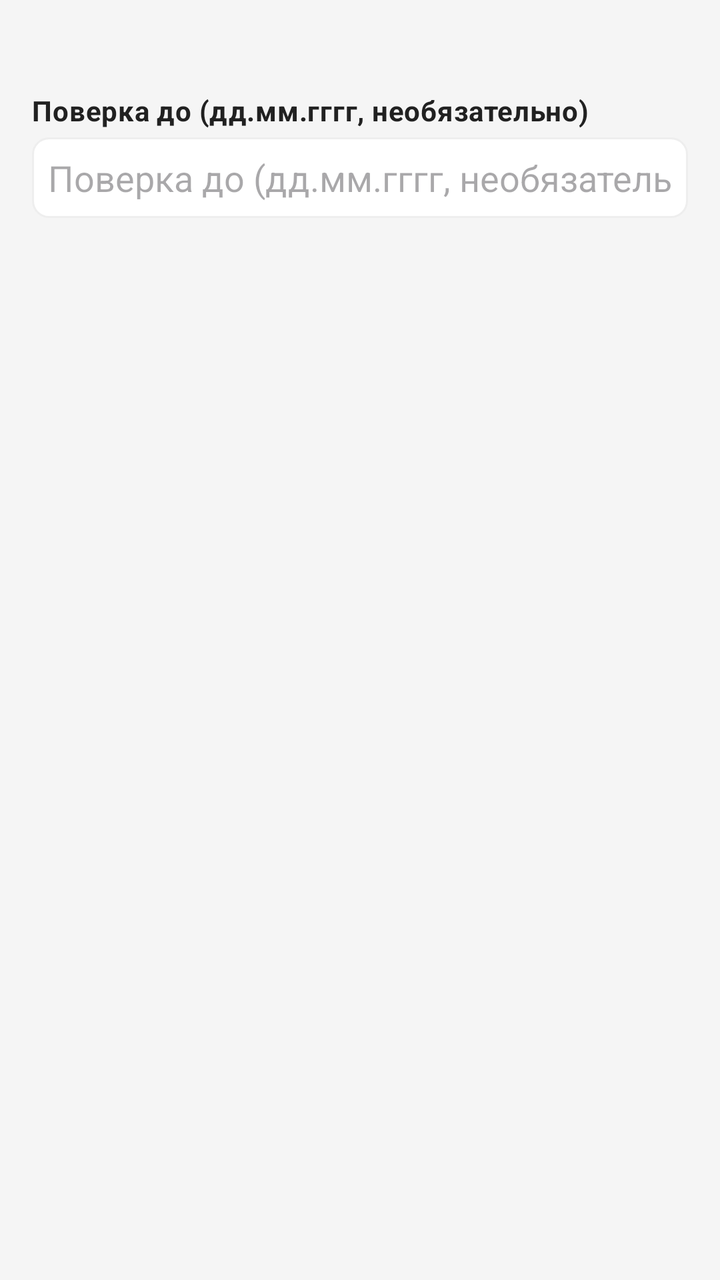
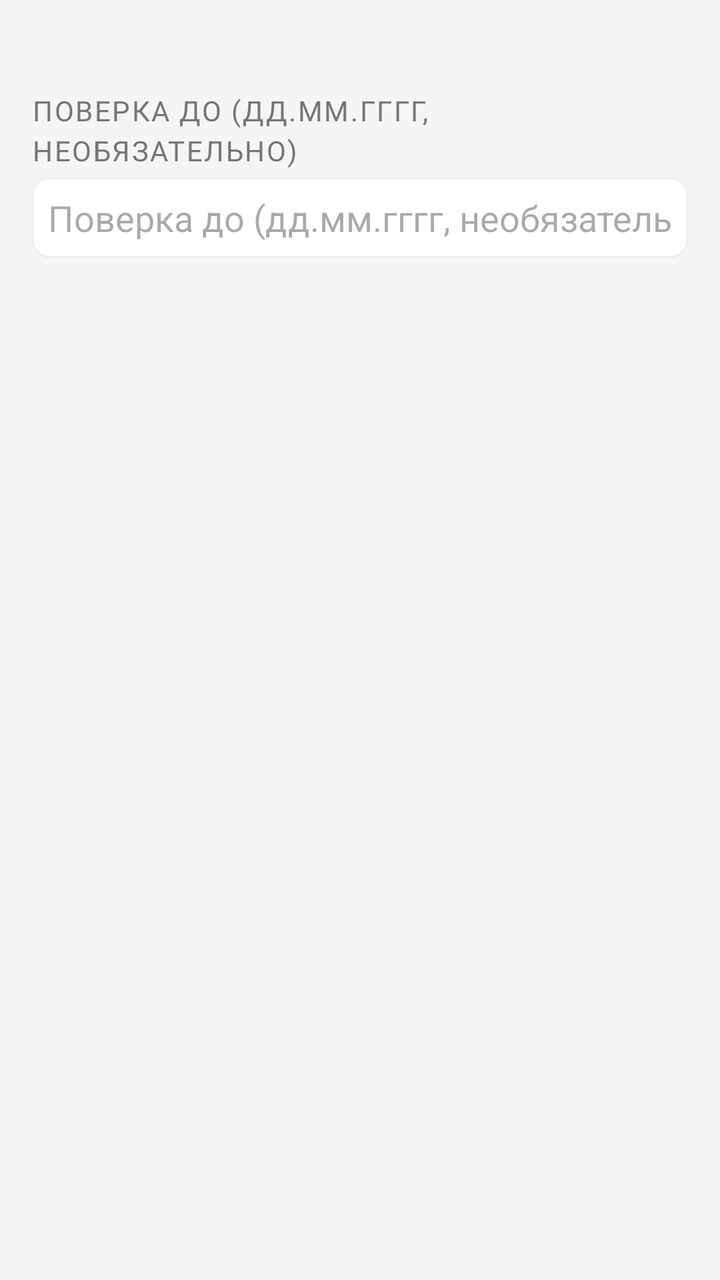

The first picture is an Android layout as it rendered before a commit; the second is the same layout after the commit. The layout source and the unified diff follow.
<!-- AndroidManifest.xml: application theme Theme.MyBudget -->
<!-- res/layout/dialog_edit_verification.xml -->
<?xml version="1.0" encoding="utf-8"?>
<LinearLayout xmlns:android="http://schemas.android.com/apk/res/android"
    android:orientation="vertical"
    android:padding="@dimen/space_16"
    android:layout_width="match_parent"
    android:layout_height="wrap_content">
    <TextView
        android:textSize="13sp"
        android:id="@+id/verificationMeterLabel"
        android:layout_width="match_parent"
        android:layout_height="wrap_content"
        style="@style/Text.MyBudget.Subtitle"/>
    <TextView
        android:textSize="14sp"
        android:layout_width="match_parent"
        android:layout_height="wrap_content"
        android:layout_marginTop="@dimen/space_12"
        android:text="@string/meter_field_verification"
        style="@style/Text.MyBudget.Section"/>
    <EditText
        android:textColor="@color/text_primary"
        android:id="@+id/verificationDateInput"
        android:background="@drawable/edittext_border"
        android:padding="@dimen/space_8"
        android:layout_width="match_parent"
        android:layout_height="wrap_content"
        android:layout_marginTop="@dimen/space_4"
        android:hint="@string/meter_field_verification"
        android:inputType="text"/>
</LinearLayout>
<!-- resources referenced by this layout -->
<resources>
  <color name="text_primary">#212121</color>
  <dimen name="space_12">12dp</dimen>
  <dimen name="space_16">16dp</dimen>
  <dimen name="space_4">4dp</dimen>
  <dimen name="space_8">8dp</dimen>
  <!-- drawable edittext_border (drawable) -->
  <?xml version="1.0" encoding="utf-8"?>
  <shape xmlns:android="http://schemas.android.com/apk/res/android">
      <solid android:color="@color/card_background_white"/>
      <stroke
          android:width="1dp"
          android:color="@color/border_light"/>
      <corners android:radius="@dimen/radius_8"/>
  </shape>
  <string name="meter_field_verification">Поверка до (дд.мм.гггг, необязательно)</string>
  <style name="Text.MyBudget.Section" parent="@style/Text.MyBudget">
      <item name="android:textSize">16sp</item>
      <item name="android:textStyle">bold</item>
      <item name="android:textColor">@color/text_primary</item>
    </style>
  <style name="Text.MyBudget.Subtitle" parent="@style/Text.MyBudget">
      <item name="android:textSize">12sp</item>
      <item name="android:textColor">@color/text_secondary</item>
    </style>
  <style name="Theme.MyBudget" parent="@style/Base.Theme.MyBudget" />
  <color name="card_background_white">#ffffff</color>
  <color name="border_light">#eeeeee</color>
  <dimen name="radius_8">8dp</dimen>
  <style name="Text.MyBudget" parent="@style/TextAppearance.Material3.BodyMedium" />
  <color name="text_secondary">#757575</color>
  <style name="Base.Theme.MyBudget" parent="@style/Theme.Material3.DayNight.NoActionBar">
      <item name="android:colorBackground">@color/background_light</item>
      <item name="colorOnPrimary">@color/md_theme_onPrimary</item>
      <item name="colorOnSurface">@color/md_theme_onSurface</item>
      <item name="colorOutline">@color/md_theme_outline</item>
      <item name="colorPrimary">@color/md_theme_primary</item>
      <item name="colorSurface">@color/md_theme_surface</item>
      <item name="colorSurfaceVariant">@color/md_theme_surfaceVariant</item>
    </style>
  <color name="background_light">#f5f5f5</color>
  <color name="md_theme_onPrimary">#ffffff</color>
  <color name="md_theme_onSurface">#1d1b20</color>
  <color name="md_theme_outline">#79747e</color>
  <color name="md_theme_primary">#6750a4</color>
  <color name="md_theme_surface">#ffffff</color>
  <color name="md_theme_surfaceVariant">#e7e0ec</color>
</resources>

<!-- the commit's change to res/layout/dialog_edit_verification.xml (unified diff, before → after) -->
@@ -16,7 +16,7 @@
         android:layout_height="wrap_content"
         android:layout_marginTop="@dimen/space_12"
         android:text="@string/meter_field_verification"
-        style="@style/Text.MyBudget.Section"/>
+style="@style/Text.MyBudget.SectionLabel"/>
     <EditText
         android:textColor="@color/text_primary"
         android:id="@+id/verificationDateInput"
<!-- resource entries referenced after the edit -->
@@ -15,10 +15,11 @@
       <corners android:radius="@dimen/radius_8"/>
   </shape>
   <string name="meter_field_verification">Поверка до (дд.мм.гггг, необязательно)</string>
-  <style name="Text.MyBudget.Section" parent="@style/Text.MyBudget">
-      <item name="android:textSize">16sp</item>
-      <item name="android:textStyle">bold</item>
-      <item name="android:textColor">@color/text_primary</item>
+  <style name="Text.MyBudget.SectionLabel" parent="@style/Text.MyBudget">
+      <item name="android:textSize">12sp</item>
+      <item name="android:textColor">@color/text_secondary</item>
+      <item name="android:textAllCaps">true</item>
+      <item name="android:letterSpacing">0.06</item>
     </style>
   <style name="Text.MyBudget.Subtitle" parent="@style/Text.MyBudget">
       <item name="android:textSize">12sp</item>
